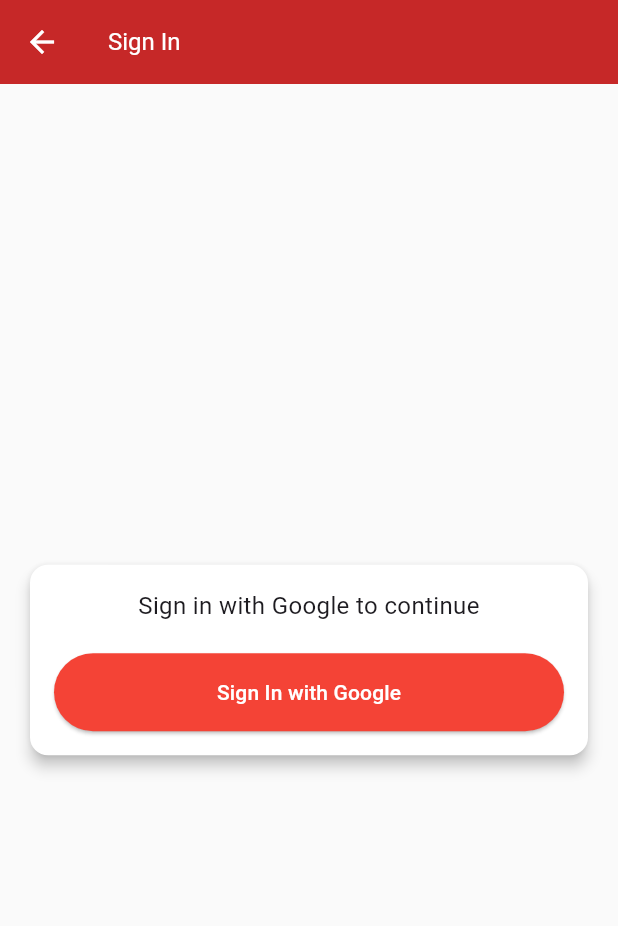
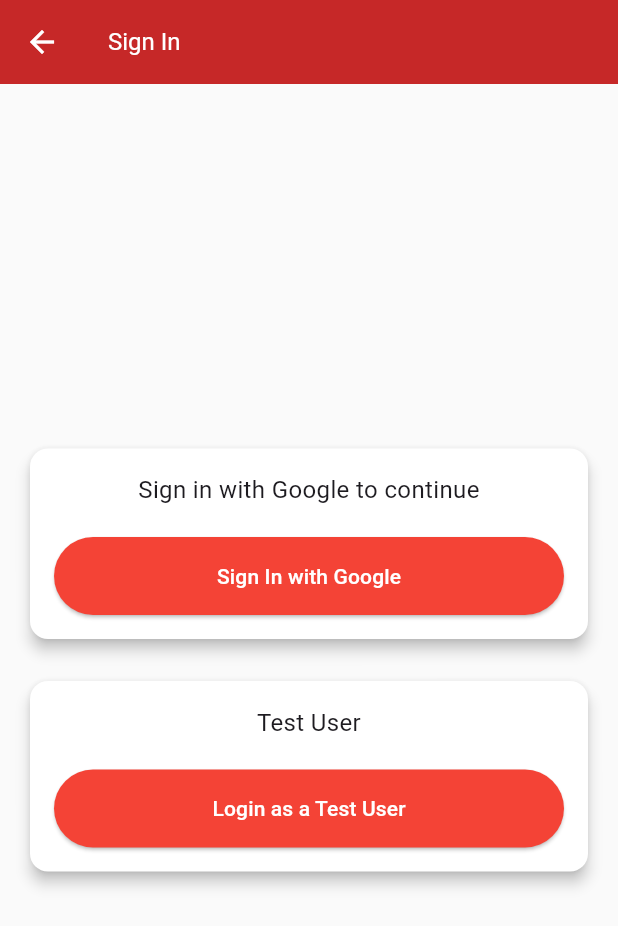
Before and after one commit to markbanaria/Insurance-Wallet, a Flutter app: the SignInPage screen opened directly with empty values, on a phone screen of 412 x 824 dp. Shown: the top 926 px of the screen. Run offline on Flutter 3.47's test engine with Material 3 defaults, Android fonts, the phone set to English and light mode, and no system bars; our stand-ins replace flutter_dotenv, flutter_secure_storage, google_sign_in; missing offline and left inert: dart:js, flutter_cx_nps_survey; accounts and stored records are empty.

Commit message:
add test user login

```diff
--- a/lib/pages/sign_in_page.dart
+++ b/lib/pages/sign_in_page.dart
@@ -23,7 +23,10 @@
         child: Center(
           child: ConstrainedBox(
             constraints: BoxConstraints(maxWidth: 600), // Max width of 600px
-            child: Card(
+            child: Column(
+              mainAxisSize: MainAxisSize.min, // Center content vertically
+              children: [
+                Card(
                   color: Colors.white, // Card background color
                   elevation: 4, // Optional elevation for card shadow
                   child: Padding(
@@ -63,6 +66,51 @@
                     ),
                   ),
                 ),
+                SizedBox(height: 20), // Space between cards
+                Card(
+                  color: Colors.white, // Card background color
+                  elevation: 4, // Optional elevation for card shadow
+                  child: Padding(
+                    padding: const EdgeInsets.all(16.0),
+                    child: Column(
+                      mainAxisSize: MainAxisSize.min, // Use min size to center content
+                      crossAxisAlignment: CrossAxisAlignment.stretch, // Stretch to fill horizontal space
+                      children: [
+                        Text(
+                          'Test User',
+                          style: TextStyle(fontSize: 16.0), // Adjust text style as needed
+                          textAlign: TextAlign.center, // Center-align text
+                        ),
+                        SizedBox(height: 20),
+                        ElevatedButton(
+                          onPressed: () {
+                            // Handle the test button press
+                            Navigator.push(
+                              context,
+                              MaterialPageRoute(
+                                builder: (context) => PolicyPage(
+                                  policyNumber: policyNumber,
+                                  token: 'mock_user_token_12345', // Mock token
+                                  user: {
+                                    'name': 'John Doe',
+                                    'email': 'johndoe@example.com',
+                                    'image': 'https://example.com/profile.jpg' // Example image URL
+                                  },
+                                ),
+                              ),
+                            );
+                          },
+                          child: Text('Login as a Test User'),
+                          style: ElevatedButton.styleFrom(
+                            minimumSize: Size(double.infinity, 36), // Fill the width of the card
+                          ),
+                        ),
+                      ],
+                    ),
+                  ),
+                ),
+              ],
+            ),
           ),
         ),
       ),
```
Lines whose indentation alone changed are shown as unchanged.
